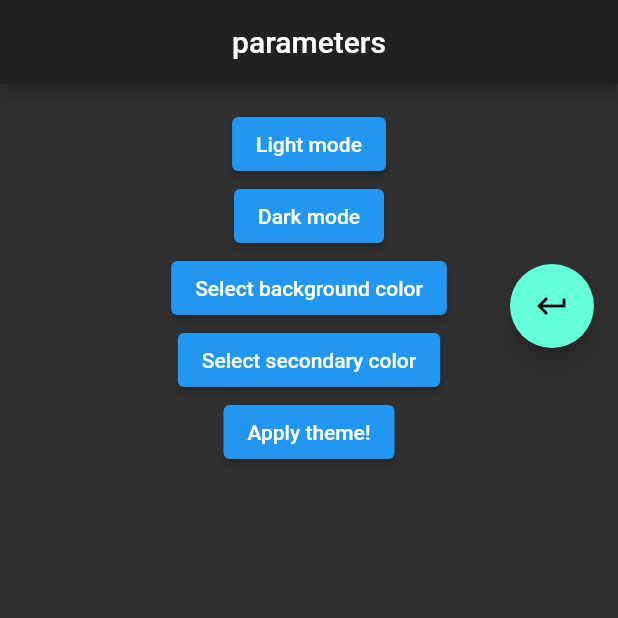
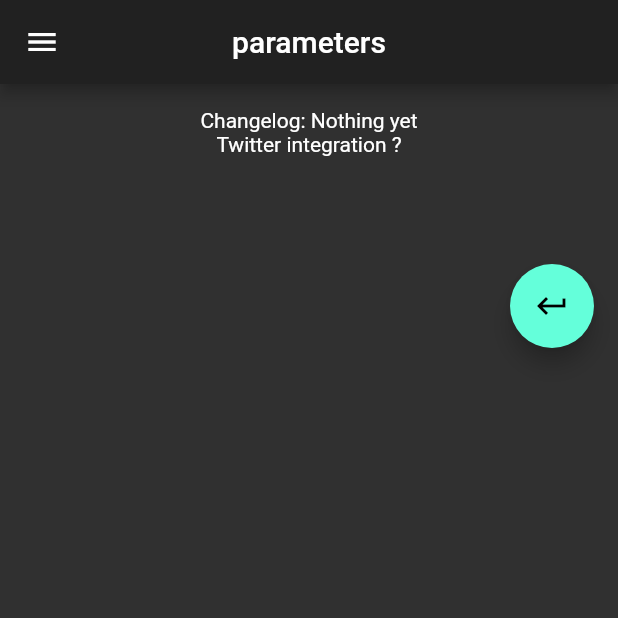
Before and after one commit to lucasPARISOT/winemanagement, a Flutter app: the screen it shows after launch, after a tap on the "settings" icon, on a phone screen of 412 x 824 dp, the top half of it. Run offline on Flutter 3.47's test engine with Material 2 defaults, Android fonts, the phone set to English and light mode, and no system bars; our stand-ins replace easy_localization, flutter_colorpicker, shared_preferences.

Commit message:
Drawer for parameters page

```diff
--- a/lib/parameters_page.dart
+++ b/lib/parameters_page.dart
@@ -23,10 +23,13 @@ class _ParametersPage extends State<ParametersPage> {
   Color currentAccentColor = Colors.white;
   List<Color> currentColors = [Colors.limeAccent, Colors.green];
 
+  Padding? body;
+
   _ParametersPage() {
     getCurrentColor().then((value) => setState(() {
       currentBackgroundColor = value;
     }));
+    body = this.bodyDefault();
   }
 
   Future<Color> getCurrentColor() async{
@@ -131,13 +134,59 @@ class _ParametersPage extends State<ParametersPage> {
     );
   }
 
-  @override
-  Widget build(BuildContext context) {
-    return MaterialApp(
-      theme: widget.theme,
-      home: Scaffold(
-        appBar: appBar(),
-          body: Padding(
+  Widget drawer() {
+    return Drawer(
+      child: ListView (
+        padding: EdgeInsets.zero,
+        children: [
+          ListTile(
+            title: Center(
+              child: Text('menu'),
+            ),
+            onTap: () {
+              setState(() {
+                body = bodyDefault();
+              });
+            },
+          ),
+          ListTile(
+            title: Text('display'),
+            onTap: () {
+              setState(() {
+                body = bodyDisplay();
+              });
+            },
+          ),
+          ListTile(
+            title: Text('advanced'),
+            onTap: () {
+              // Update the state of the app.
+              // ...
+            },
+          ),
+        ],
+      ),
+    );
+  }
+
+  Padding bodyDefault() {
+    return Padding(
+      padding: const EdgeInsets.all(16),
+      child: Center(
+        child: Column(
+          crossAxisAlignment: CrossAxisAlignment.center,
+          mainAxisSize: MainAxisSize.max,
+          children: <Widget>[
+            Text('Changelog: Nothing yet'),
+            Text('Twitter integration ?'),
+          ],
+        ),
+      ),
+    );
+  }
+
+  Padding bodyDisplay() {
+    return Padding(
       padding: const EdgeInsets.all(16),
       child: Center(
         child: Column(
@@ -225,7 +274,17 @@ class _ParametersPage extends State<ParametersPage> {
           ],
         ),
       ),
-          ),
+    );
+  }
+
+  @override
+  Widget build(BuildContext context) {
+    return MaterialApp(
+      theme: widget.theme,
+      home: Scaffold(
+        drawer: drawer(),
+        appBar: appBar(),
+        body: body,
         floatingActionButton: floatingButton()
       ),
     );
```
Lines whose indentation alone changed are shown as unchanged.
